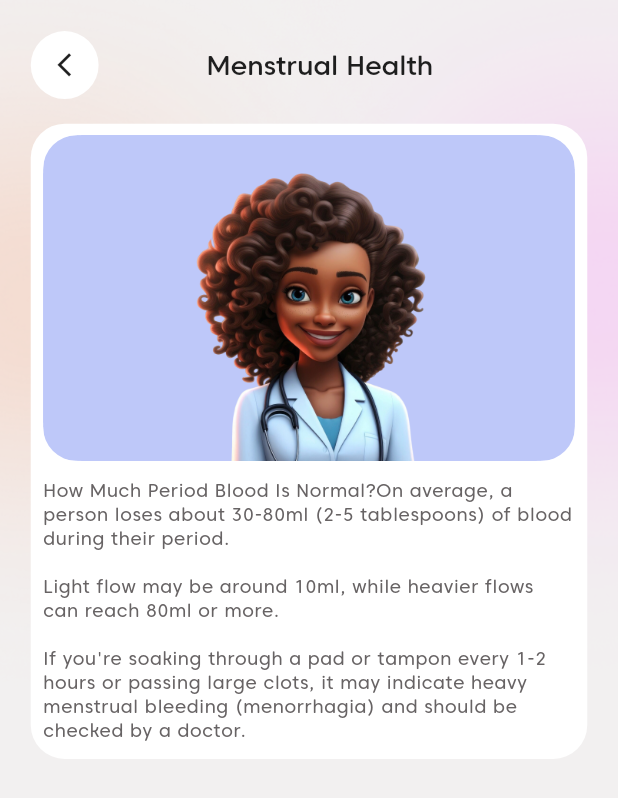
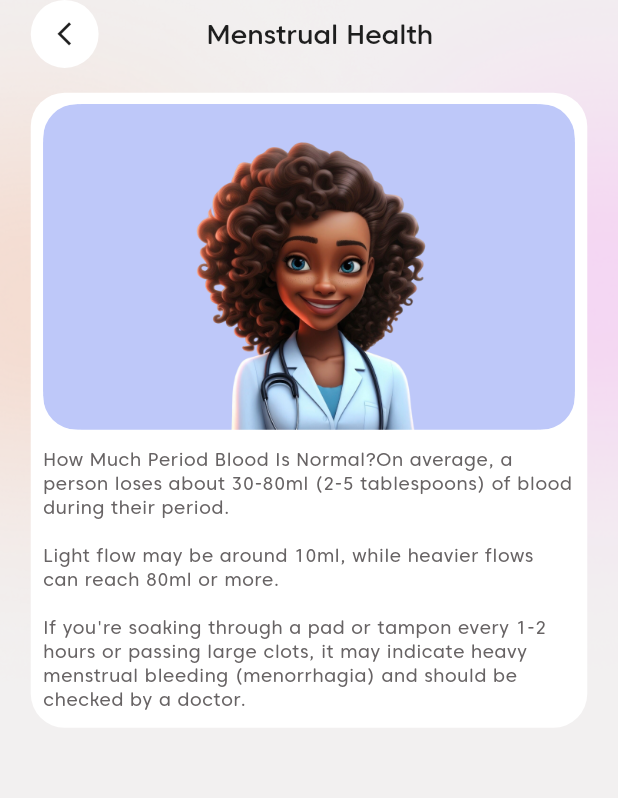
Before and after one commit to salmanbashar1009/ovella_period_tracker_app, a Flutter app: the CategoryList widget shown alone on an empty page, opened directly, after a tap on "How old is too old to have a baby?", on a phone screen of 412 x 824 dp. Shown: the top 798 px of the screen. Run offline on Flutter 3.47's test engine with Material 3 defaults, Android fonts, the light colour scheme and no system bars; our stand-ins replace animated_text_kit, carousel_slider, dots_indicator, flutter_screenutil, hive_flutter, shared_preferences and 1 more; accounts and stored records are empty.

Commit message:
done fixes

```diff
--- a/lib/view/community_screen/screen/Forum_screen/details_screen/mensrualHealth.dart
+++ b/lib/view/community_screen/screen/Forum_screen/details_screen/mensrualHealth.dart
@@ -27,8 +27,6 @@ class MenstrualHealth extends StatelessWidget {
             child: Column(
               crossAxisAlignment: CrossAxisAlignment.center,
               children: [
-                SizedBox(height: 22.h),
-
                 //---------App Bar Section ------------------------------------
                 Row(
                   mainAxisAlignment: MainAxisAlignment.spaceBetween,
--- a/lib/view/community_screen/screen/Forum_screen/fertility_screen.dart
+++ b/lib/view/community_screen/screen/Forum_screen/fertility_screen.dart
@@ -18,8 +18,6 @@ class FertilityScreen extends StatelessWidget {
             padding: AppPadding.screenHorizontalPadding,
             child: Column(
               children: [
-                SizedBox(height: 22.h),
-
                 //---------appbar section ------------------------------------
                 Row(
                   mainAxisAlignment: MainAxisAlignment.center,
@@ -45,14 +43,14 @@ class FertilityScreen extends StatelessWidget {
                     ),
 
                     Spacer(),
-                    Text("        "), //paknami korle mair
+                    Text("        "),
                   ],
                 ),
 
                 SizedBox(height: 17.5.sp),
 
                 CategoryList(
-                  size: 800,
+                  size: 750,
                   val: 16,
                   right: 0.0,
                   scrollDirection: Axis.vertical,
--- a/lib/view/community_screen/screen/Forum_screen/forum_screen.dart
+++ b/lib/view/community_screen/screen/Forum_screen/forum_screen.dart
@@ -46,7 +46,7 @@ class CategorySection extends StatelessWidget {
     required this.title,
     required this.categories,
     required this.routeName,
-  }) : super(key: key);
+  });
 
   @override
   Widget build(BuildContext context) {
--- a/lib/view/community_screen/screen/Forum_screen/menstral_screen.dart
+++ b/lib/view/community_screen/screen/Forum_screen/menstral_screen.dart
@@ -19,8 +19,6 @@ class MenstralScreen extends StatelessWidget {
             child: Column(
               crossAxisAlignment: CrossAxisAlignment.center,
               children: [
-                SizedBox(height: 22.h),
-
                 //---------appbar section ------------------------------------
                 Row(
                   mainAxisAlignment: MainAxisAlignment.center,
@@ -53,11 +51,12 @@ class MenstralScreen extends StatelessWidget {
                 SizedBox(height: 17.5.sp),
 
                 CategoryList(
-                  size: 800,
+                  size: 750,
                   val: 16,
                   scrollDirection: Axis.vertical,
                   categories: categories1,
                 ),
+                SizedBox(height: 50.h),
               ],
             ),
           ),
--- a/lib/view/community_screen/screen/Forum_screen/sexualhealt.screen.dart
+++ b/lib/view/community_screen/screen/Forum_screen/sexualhealt.screen.dart
@@ -13,13 +13,12 @@ class SexualScreen extends StatelessWidget {
   Widget build(BuildContext context) {
     return BackgroundWidget(
       child: SingleChildScrollView(
+        physics: BouncingScrollPhysics(),
         child: SafeArea(
           child: Padding(
             padding: AppPadding.screenHorizontalPadding,
             child: Column(
               children: [
-                SizedBox(height: 22.h),
-
                 //---------appbar section ------------------------------------
                 Row(
                   mainAxisAlignment: MainAxisAlignment.center,
@@ -52,7 +51,7 @@ class SexualScreen extends StatelessWidget {
                 SizedBox(height: 17.5.sp),
 
                 CategoryList(
-                  size: 800,
+                  size: 750,
                   val: 16,
                   scrollDirection: Axis.vertical,
                   categories: categories3,
--- a/lib/view/community_screen/screen/event_screen/eventDetails_screen.dart
+++ b/lib/view/community_screen/screen/event_screen/eventDetails_screen.dart
@@ -26,8 +26,6 @@ class EventdetailsScreen extends StatelessWidget {
             child: Column(
               crossAxisAlignment: CrossAxisAlignment.center,
               children: [
-                SizedBox(height: 22.h),
-
                 //---------appbar section ------------------------------------
                 Row(
                   mainAxisAlignment: MainAxisAlignment.center,
@@ -255,6 +253,7 @@ class EventdetailsScreen extends StatelessWidget {
                     ),
                   ),
                 ),
+                SizedBox(height: 40.h),
               ],
             ),
           ),
--- a/lib/view/community_screen/screen/group_screen/group_screen.dart
+++ b/lib/view/community_screen/screen/group_screen/group_screen.dart
@@ -9,7 +9,7 @@ class GroupScreen extends StatelessWidget {
   @override
   Widget build(BuildContext context) {
     return SizedBox(
-      height: 400.h, // Give it a proper height
+      height: 600.h,
       child: Column(
         crossAxisAlignment: CrossAxisAlignment.start,
         children: [
--- a/lib/view/community_screen/widget/CategoryCard1.dart
+++ b/lib/view/community_screen/widget/CategoryCard1.dart
@@ -13,7 +13,7 @@ class CategoryCard extends StatelessWidget {
     required this.title,
     this.onTap,
     this.val,
-    this.right
+    this.right,
   }) : super(key: key);
 
   @override
@@ -27,9 +27,7 @@ class CategoryCard extends StatelessWidget {
         decoration: BoxDecoration(
           color: Colors.white,
           borderRadius: BorderRadius.circular(24),
-          boxShadow: [
-            BoxShadow(color: Colors.grey.shade200, blurRadius: 4),
-          ],
+          boxShadow: [BoxShadow(color: Colors.grey.shade200, blurRadius: 4)],
         ),
         child: Column(
           crossAxisAlignment: CrossAxisAlignment.center,
@@ -46,10 +44,7 @@ class CategoryCard extends StatelessWidget {
             SizedBox(height: 5.h),
             Padding(
               padding: EdgeInsets.symmetric(horizontal: 8.w),
-              child: Text(
-                title,
-                style: Theme.of(context).textTheme.bodyLarge,
-              ),
+              child: Text(title, style: Theme.of(context).textTheme.bodyLarge),
             ),
           ],
         ),
--- a/lib/view/community_screen/widget/listviewbuilder.dart
+++ b/lib/view/community_screen/widget/listviewbuilder.dart
@@ -2,7 +2,6 @@ import 'package:flutter/material.dart';
 import 'package:ovella_period_tracker_app/view/community_screen/screen/Forum_screen/details_screen/mensrualHealth.dart';
 import 'package:ovella_period_tracker_app/view/community_screen/widget/CategoryCard1.dart';
 import 'package:ovella_period_tracker_app/model/catagoryModel.dart';
-import 'package:ovella_period_tracker_app/view/community_screen/widget/categoryList.dart';
 
 // ignore: must_be_immutable
 class CategoryList extends StatelessWidget {
@@ -23,8 +22,10 @@ class CategoryList extends StatelessWidget {
   @override
   Widget build(BuildContext context) {
     return SizedBox(
-      height: size ?? MediaQuery.of(context).size.height,
+      height: size ?? 250,
       child: ListView.builder(
+        shrinkWrap: true,
+        physics: BouncingScrollPhysics(),
         scrollDirection: scrollDirection ?? Axis.horizontal,
         itemCount: categories.length,
         itemBuilder: (BuildContext context, int index) {
```
